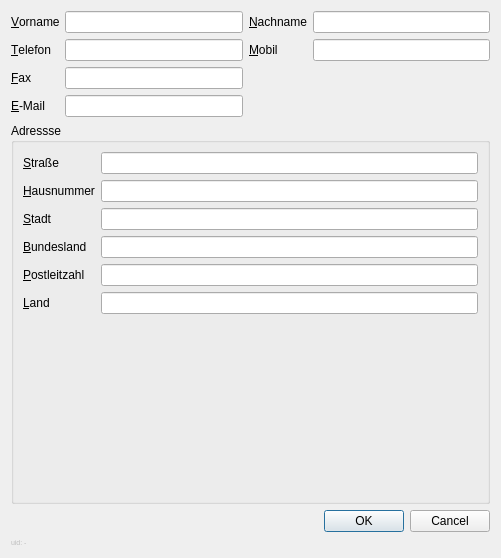
This is ui/dlg/person_dialog.ui in timo-y/syp-kostenfortschreibung as Qt 5 draws it before an edit. The edited form follows.
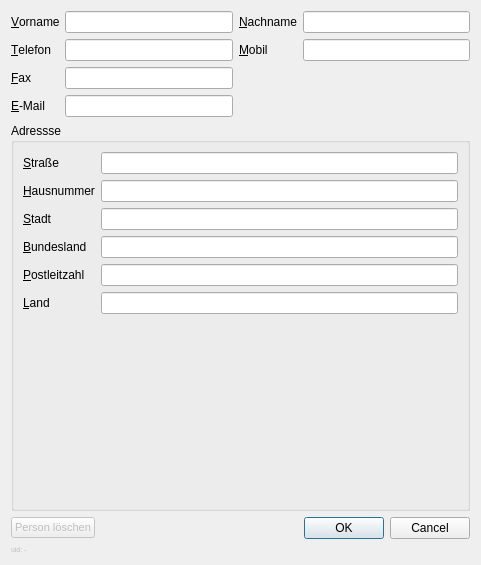
This is the edited form.

```diff
--- a/ui/dlg/person_dialog.ui
+++ b/ui/dlg/person_dialog.ui
@@ -6,8 +6,8 @@
    <rect>
     <x>0</x>
     <y>0</y>
-    <width>501</width>
-    <height>558</height>
+    <width>481</width>
+    <height>565</height>
    </rect>
   </property>
   <property name="windowTitle">
@@ -192,6 +192,44 @@
     </widget>
    </item>
    <item>
+    <layout class="QHBoxLayout" name="horizontalLayout_2">
+     <item>
+      <widget class="QPushButton" name="pushButton_delete">
+       <property name="enabled">
+        <bool>false</bool>
+       </property>
+       <property name="sizePolicy">
+        <sizepolicy hsizetype="Maximum" vsizetype="Fixed">
+         <horstretch>0</horstretch>
+         <verstretch>0</verstretch>
+        </sizepolicy>
+       </property>
+       <property name="maximumSize">
+        <size>
+         <width>16777215</width>
+         <height>16777215</height>
+        </size>
+       </property>
+       <property name="font">
+        <font>
+         <pointsize>8</pointsize>
+        </font>
+       </property>
+       <property name="text">
+        <string>Person löschen</string>
+       </property>
+       <property name="checkable">
+        <bool>false</bool>
+       </property>
+       <property name="default">
+        <bool>false</bool>
+       </property>
+       <property name="flat">
+        <bool>false</bool>
+       </property>
+      </widget>
+     </item>
+     <item>
     <widget class="QDialogButtonBox" name="buttonBox">
      <property name="orientation">
       <enum>Qt::Horizontal</enum>
@@ -200,6 +238,8 @@
       <set>QDialogButtonBox::Cancel|QDialogButtonBox::Ok</set>
      </property>
     </widget>
+     </item>
+    </layout>
    </item>
    <item>
     <widget class="QLabel" name="label_uid">
```
Lines whose indentation alone changed are shown as unchanged.
